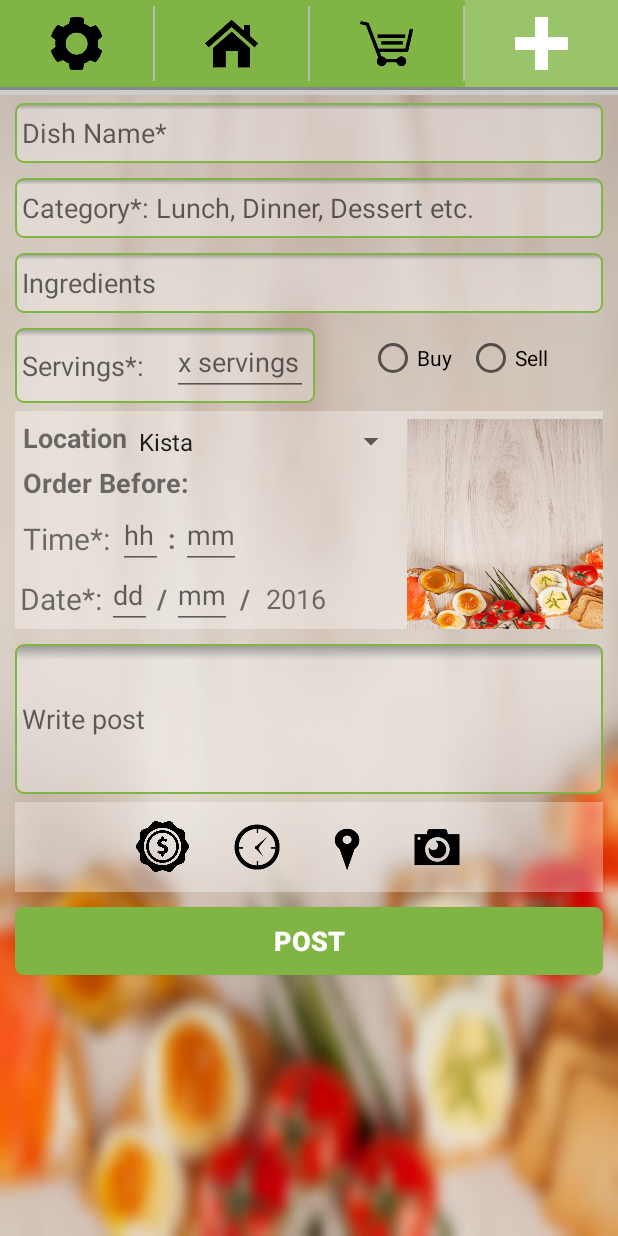
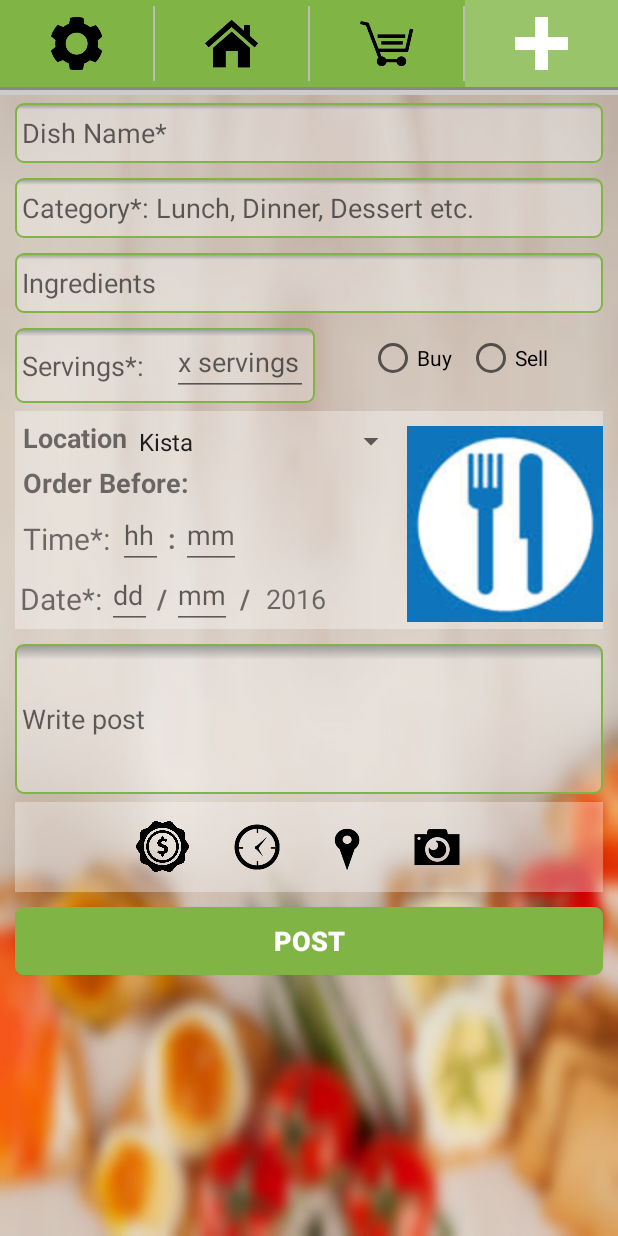
Before and after one commit to adnansakel/BDL2, an Android app: the NewPostActivity screen opened directly, with no data from a screen before it, on a phone screen of 412 x 824 dp. Run offline under Robolectric (Android 15) with nearby library versions, the phone set to English and light mode, and no system bars; libraries missing offline, so code that uses them is left out: com.firebase.client; 2 statements that could not run were skipped.

Commit message:
Changes for default image for food icon

```diff
--- a/bdl_food_app/app/src/main/java/com/example/adnansakel/bdl_food_app/NewPostActivity.java
+++ b/bdl_food_app/app/src/main/java/com/example/adnansakel/bdl_food_app/NewPostActivity.java
@@ -6,6 +6,7 @@ import android.content.Intent;
 import android.graphics.Bitmap;
 import android.graphics.BitmapFactory;
 import android.graphics.Color;
+import android.graphics.drawable.BitmapDrawable;
 import android.os.Bundle;
 import android.util.Base64;
 import android.view.View;
@@ -26,6 +27,7 @@ import com.firebase.client.Firebase;
 import com.firebase.client.FirebaseError;
 import com.firebase.client.ValueEventListener;
 
+import java.io.ByteArrayOutputStream;
 import java.util.HashMap;
 import java.util.Map;
 
@@ -103,6 +105,15 @@ NumberPicker.OnValueChangeListener{
     }
 
     private void initializeComponent(){
+
+        ImageView ivImage;
+        ivImage = (ImageView) (findViewById(R.id.ivImage));
+
+        Bitmap bitmap = ((BitmapDrawable)ivImage.getDrawable()).getBitmap();
+        ByteArrayOutputStream stream=new ByteArrayOutputStream();
+        bitmap.compress(Bitmap.CompressFormat.JPEG, 10, stream);
+        byte[] image=stream.toByteArray();
+        encodeImage = Base64.encodeToString(image, 0);
 
         llNewsFeed = (LinearLayout)findViewById(R.id.linear_layout_news_feed);
         llNewPost = (LinearLayout)findViewById(R.id.linear_layout_new_post);
--- a/bdl_food_app/app/src/main/res/layout/activity_newpost.xml
+++ b/bdl_food_app/app/src/main/res/layout/activity_newpost.xml
@@ -260,7 +260,8 @@
                     android:layout_height="wrap_content"
                     android:adjustViewBounds="true"
                     android:scaleType="centerCrop"
-                        android:background="@drawable/foodbackground"/>
+                        android:background="@drawable/foodbackground"
+                        android:src="@drawable/icon_food"/>
                 </LinearLayout>
             </LinearLayout>
 
--- a/bdl_food_app/app/src/main/res/layout/item_newsfeed.xml
+++ b/bdl_food_app/app/src/main/res/layout/item_newsfeed.xml
@@ -62,8 +62,8 @@
                 android:text="5 left"/>
             <ImageView
                 android:id="@+id/imageViewDishImage"
-                android:layout_width="fill_parent"
-                android:layout_height="wrap_content"
+                android:layout_width="70dp"
+                android:layout_height="70dp"
                 android:adjustViewBounds="true"
                 android:scaleType="centerCrop"
                 android:background="@drawable/foodbackground"/>
```
Also changed, not shown: bdl_food_app/app/src/main/res/drawable/icon_food.jpg (added).
